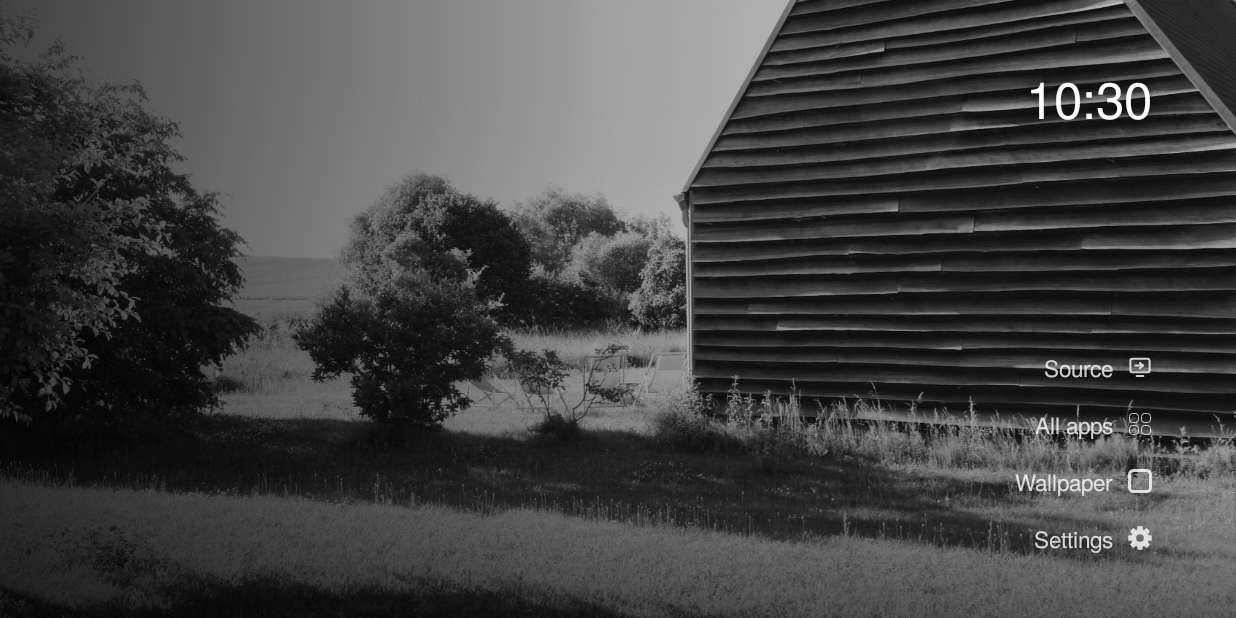
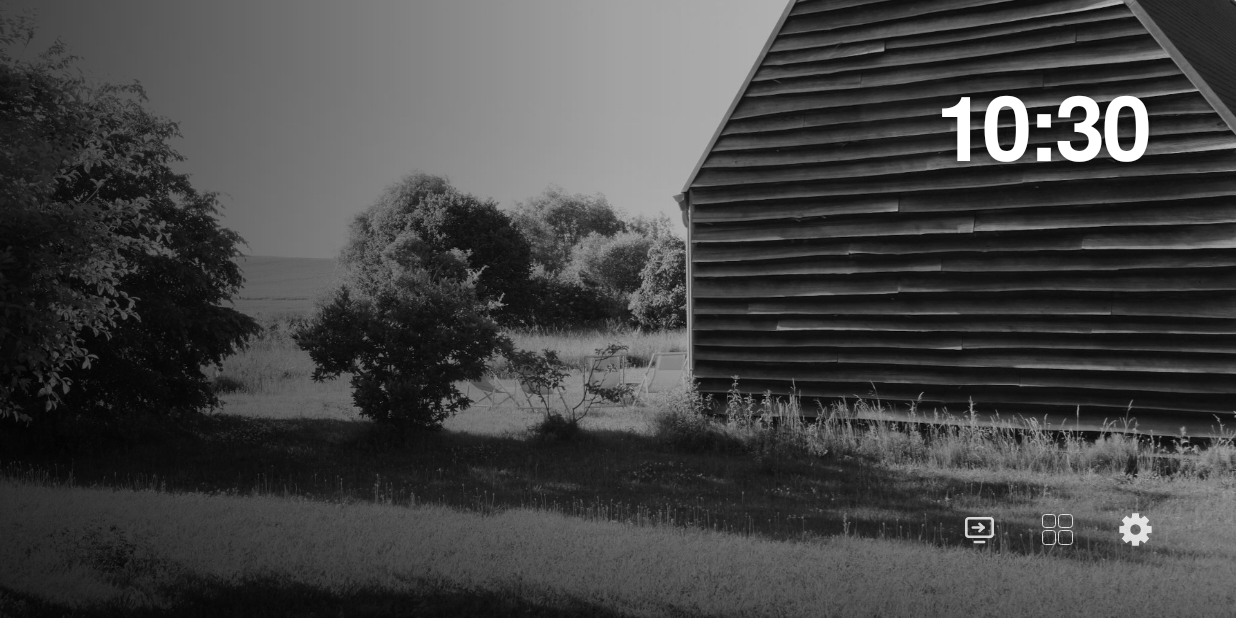
Before and after one commit to davjgr/minimal-launcher, an Android app: the screen it shows after launch (MainActivity), on a phone screen of 824 x 412 dp (held sideways). Run offline under Robolectric (Android 15) with nearby library versions, the phone set to English and light mode, and no system bars.

Commit message:
Icon-only corner, bold Helvetica-style clock, built-in inputs only
Co-Authored-By: Claude Opus 5.5 <noreply@anthropic.com>
Claude-Session: https://claude.ai/code/session_01Am2S54v2WfovX2BdcsZkVc

```diff
--- a/app/build.gradle
+++ b/app/build.gradle
@@ -10,8 +10,8 @@ android {
         applicationId "eu.davidjaeger.minimal"
         minSdk 21
         targetSdk 28
-        versionCode 9
-        versionName "1.8"
+        versionCode 10
+        versionName "1.9"
     }
 
     // Fixed signing key so updates install over the previous version
--- a/app/src/main/java/eu/davidjaeger/minimal/MainActivity.java
+++ b/app/src/main/java/eu/davidjaeger/minimal/MainActivity.java
@@ -151,8 +151,10 @@ public class MainActivity extends Activity {
         // Clock (top right)
         clock = new TextView(this);
         clock.setTextColor(TEXT_COLOR);
-        clock.setTextSize(TypedValue.COMPLEX_UNIT_SP, 34);
-        clock.setTypeface(displayFace);
+        clock.setTextSize(TypedValue.COMPLEX_UNIT_SP, 60);
+        clock.setLetterSpacing(-0.04f);
+        clock.setIncludeFontPadding(false);
+        clock.setTypeface(loadFont("fonts/clock.ttf"));
         clock.setShadowLayer(dp(6), 0, 0, 0x66000000);
         FrameLayout.LayoutParams clLp = new FrameLayout.LayoutParams(
                 ViewGroup.LayoutParams.WRAP_CONTENT, ViewGroup.LayoutParams.WRAP_CONTENT,
@@ -163,34 +165,28 @@ public class MainActivity extends Activity {
 
         // All apps / Settings (bottom right)
         corner = new LinearLayout(this);
-        corner.setOrientation(LinearLayout.VERTICAL);
-        corner.setGravity(Gravity.END);
+        corner.setOrientation(LinearLayout.HORIZONTAL);
+        corner.setGravity(Gravity.CENTER_VERTICAL);
         ImageView srcIv = new ImageView(this);
         Drawable ownSrc = customIcon("source");
         srcIv.setImageDrawable(ownSrc != null ? ownSrc : new SourceIcon());
-        corner.addView(makeCornerItem("Source", srcIv, new View.OnClickListener() {
+        corner.addView(makeCornerItem(srcIv, new View.OnClickListener() {
             @Override
             public void onClick(View v) {
                 showingSources = true;
                 render();
             }
         }));
-        corner.addView(makeCornerItem("All apps", makeGridIcon(), new View.OnClickListener() {
+        corner.addView(makeCornerItem(makeGridIcon(), new View.OnClickListener() {
             @Override
             public void onClick(View v) {
                 showingAll = true;
                 render();
             }
         }));
-        corner.addView(makeCornerItem("Wallpaper", makeFrameIcon(), new View.OnClickListener() {
-            @Override
-            public void onClick(View v) {
-                nextWallpaper();
-            }
-        }));
         ImageView gearIv = new ImageView(this);
         gearIv.setImageDrawable(new GearIcon());
-        corner.addView(makeCornerItem("Settings", gearIv, new View.OnClickListener() {
+        corner.addView(makeCornerItem(gearIv, new View.OnClickListener() {
             @Override
             public void onClick(View v) {
                 safeStart(new Intent(android.provider.Settings.ACTION_SETTINGS));
@@ -323,8 +319,11 @@ public class MainActivity extends Activity {
             if (ta != tb) return ta ? -1 : 1;
             return inputLabel(a).compareToIgnoreCase(inputLabel(b));
         });
+        java.util.Set<String> seen = new java.util.HashSet<>();
         for (final TvInputInfo info : inputs) {
             if (info.isHidden(this)) continue;
+            if (!isBuiltInInput(info)) continue;
+            if (!seen.add(inputLabel(info).toLowerCase())) continue;
             list.addView(makeRow(inputLabel(info), null, null, 36, new View.OnClickListener() {
                 @Override
                 public void onClick(View v) {
@@ -340,6 +339,19 @@ public class MainActivity extends Activity {
                     openSource();
                 }
             }));
+        }
+    }
+
+    /** True for the TV's own inputs (tuner, HDMI...), false for inputs added by apps. */
+    private static boolean isBuiltInInput(TvInputInfo info) {
+        try {
+            String pkg = info.getServiceInfo().packageName;
+            if (pkg.startsWith("com.google.android.videos")) return false;
+            int flags = info.getServiceInfo().applicationInfo.flags;
+            boolean system = (flags & android.content.pm.ApplicationInfo.FLAG_SYSTEM) != 0;
+            return system && (info.isPassthroughInput() || info.getType() == TvInputInfo.TYPE_TUNER);
+        } catch (Throwable t) {
+            return true;
         }
     }
 
@@ -416,28 +428,20 @@ public class MainActivity extends Activity {
         return row;
     }
 
-    private View makeCornerItem(String title, View icon, View.OnClickListener onClick) {
+    private View makeCornerItem(View icon, View.OnClickListener onClick) {
         final LinearLayout item = new LinearLayout(this);
         item.setOrientation(LinearLayout.HORIZONTAL);
         item.setGravity(Gravity.CENTER_VERTICAL);
         item.setFocusable(true);
         item.setClickable(true);
-        item.setPadding(dp(12), dp(6), dp(12), dp(6));
+        item.setPadding(dp(12), dp(12), dp(12), dp(12));
         item.setOnClickListener(onClick);
 
         final GradientDrawable focusBg = new GradientDrawable();
         focusBg.setCornerRadius(dp(12));
         focusBg.setColor(0x26FFFFFF);
 
-        TextView tv = new TextView(this);
-        tv.setText(title);
-        tv.setTextColor(TEXT_COLOR);
-        tv.setTextSize(TypedValue.COMPLEX_UNIT_SP, 15);
-        tv.setTypeface(textFace);
-        item.addView(tv);
-
-        LinearLayout.LayoutParams icLp = new LinearLayout.LayoutParams(dp(16), dp(16));
-        icLp.leftMargin = dp(10);
+        LinearLayout.LayoutParams icLp = new LinearLayout.LayoutParams(dp(22), dp(22));
         item.addView(icon, icLp);
 
         item.setAlpha(0.8f);
@@ -451,7 +455,7 @@ public class MainActivity extends Activity {
 
         LinearLayout.LayoutParams lp = new LinearLayout.LayoutParams(
                 ViewGroup.LayoutParams.WRAP_CONTENT, ViewGroup.LayoutParams.WRAP_CONTENT);
-        lp.topMargin = dp(4);
+        lp.leftMargin = dp(6);
         item.setLayoutParams(lp);
         return item;
     }
@@ -681,7 +685,7 @@ public class MainActivity extends Activity {
     };
     // ...except these, which stay visible.
     private static final String[] ALWAYS_SHOW = {
-            "com.google.android.youtube.tv", "com.android.vending"
+            "com.google.android.youtube.tv", "com.android.vending", "com.google.android.videos"
     };
 
     private static boolean isHidden(String pkg) {
```
Also changed, not shown: app/src/main/assets/fonts/clock.ttf (added).
